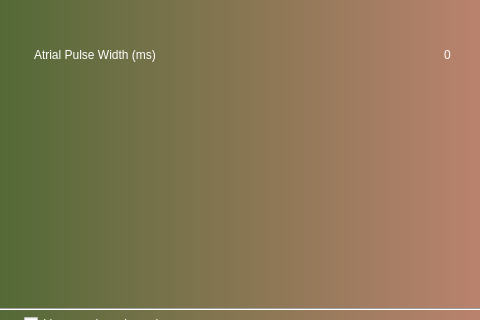
Above: DCM/interface/aoo_mode.ui from patrickkosierb/3K04_DCM before the change; both pictures show x 396 to 876 and y 391 to 711 of the 1200 by 800 pixel window. Below: the same form after it.
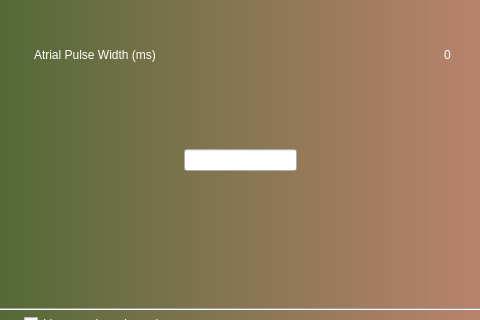
That is the form after the change.

```diff
--- a/DCM/interface/aoo_mode.ui
+++ b/DCM/interface/aoo_mode.ui
@@ -1495,6 +1495,16 @@
      <string>Receive</string>
     </property>
    </widget>
+   <widget class="QLineEdit" name="lineEdit">
+    <property name="geometry">
+     <rect>
+      <x>580</x>
+      <y>540</y>
+      <width>113</width>
+      <height>22</height>
+     </rect>
+    </property>
+   </widget>
   </widget>
  </widget>
  <resources/>
```
